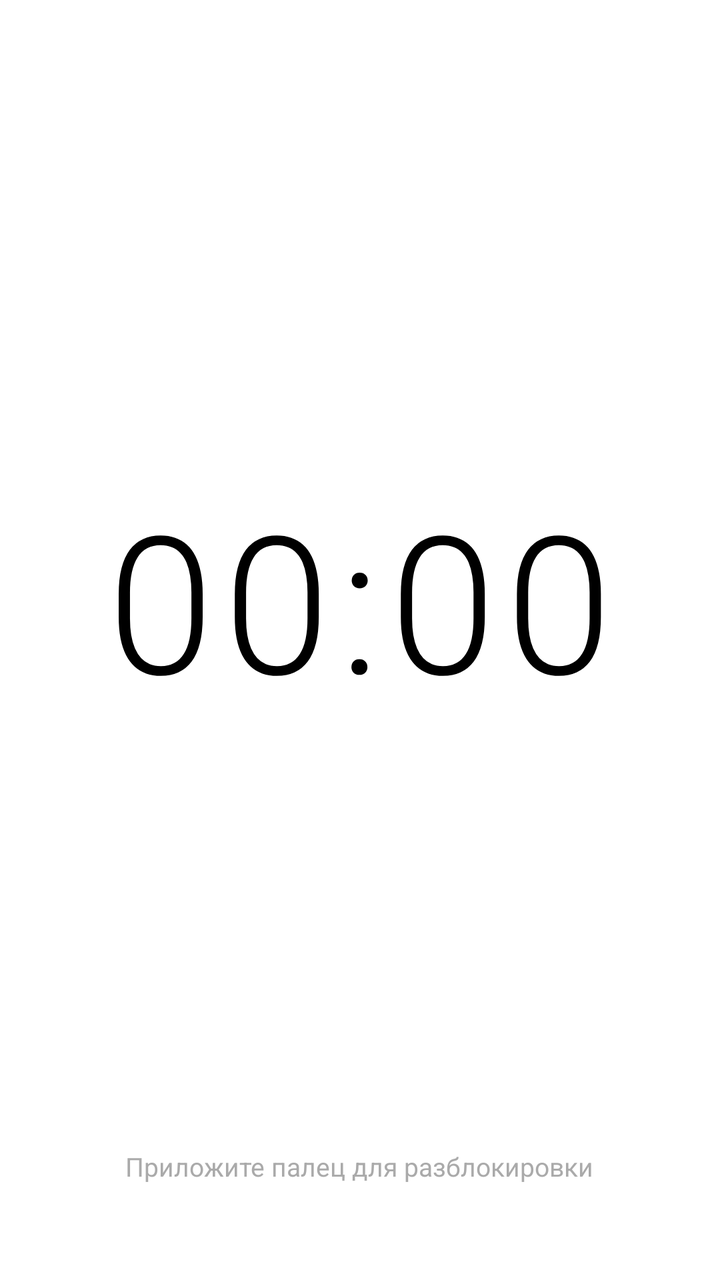
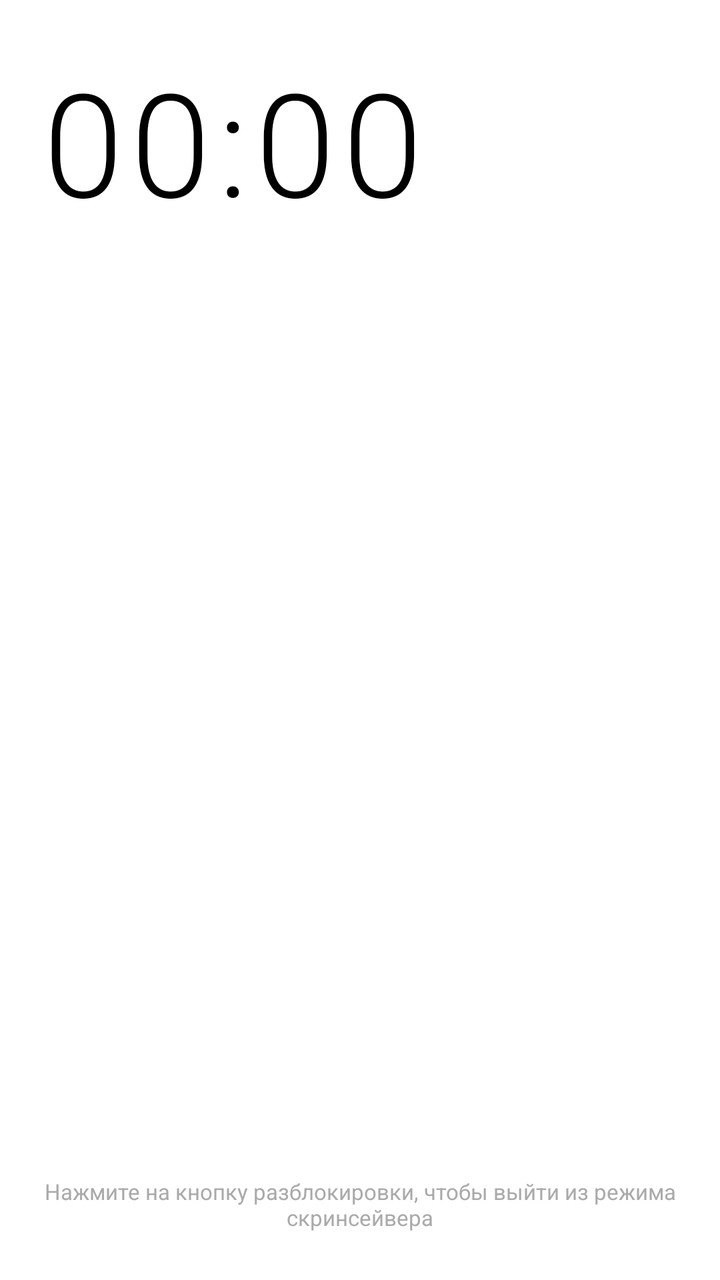

Before-and-after screenshots of an Android layout around one commit, followed by the original layout XML and the change that was made.
<!-- AndroidManifest.xml: activity theme Theme.LockScreen -->
<!-- res/layout/activity_lockscreen.xml -->
<?xml version="1.0" encoding="utf-8"?>
<FrameLayout xmlns:android="http://schemas.android.com/apk/res/android"
    android:id="@+id/touchInterceptor"
    android:layout_width="match_parent"
    android:layout_height="match_parent"
    android:background="#FFFFFF"
    android:clickable="true"
    android:focusable="true">

    
    <LinearLayout
        android:id="@+id/clockContainer"
        android:layout_width="wrap_content"
        android:layout_height="wrap_content"
        android:layout_gravity="center"
        android:gravity="center"
        android:orientation="vertical">

        <TextView
            android:id="@+id/clockText"
            android:layout_width="wrap_content"
            android:layout_height="wrap_content"
            android:text="00:00"
            android:textSize="96sp"
            android:textColor="#000000"
            android:fontFamily="sans-serif-light"
            android:letterSpacing="0.05"
            android:includeFontPadding="false" />

        <TextView
            android:id="@+id/dateText"
            android:layout_width="wrap_content"
            android:layout_height="wrap_content"
            android:text=""
            android:textSize="20sp"
            android:textColor="#333333"
            android:fontFamily="sans-serif"
            android:layout_marginTop="8dp"
            android:includeFontPadding="false" />

    </LinearLayout>

    
    <TextView
        android:layout_width="wrap_content"
        android:layout_height="wrap_content"
        android:layout_gravity="bottom|center_horizontal"
        android:layout_marginBottom="48dp"
        android:text="Приложите палец для разблокировки"
        android:textSize="13sp"
        android:textColor="#AAAAAA" />

</FrameLayout>
<!-- resources referenced by this layout -->
<resources>
  <style name="Theme.LockScreen" parent="Theme.Material3.Light.NoActionBar">
          <item name="android:windowFullscreen">true</item>
          <item name="android:windowBackground">@android:color/white</item>
          <item name="android:windowNoTitle">true</item>
          <item name="android:windowActionBar">false</item>
          <item name="android:windowAnimationStyle">@null</item>
          <item name="android:statusBarColor">#FFFFFF</item>
          <item name="android:navigationBarColor">#FFFFFF</item>
      </style>
</resources>

<!-- the commit's change to res/layout/activity_lockscreen.xml (unified diff, before → after) -->
@@ -7,21 +7,30 @@
     android:clickable="true"
     android:focusable="true">
 
-    
+    <ImageView
+        android:id="@+id/backgroundImage"
+        android:layout_width="match_parent"
+        android:layout_height="match_parent"
+        android:scaleType="centerCrop"
+        android:visibility="gone" />
+
     <LinearLayout
-        android:id="@+id/clockContainer"
-        android:layout_width="wrap_content"
-        android:layout_height="wrap_content"
-        android:layout_gravity="center"
-        android:gravity="center"
-        android:orientation="vertical">
-
+        android:id="@+id/mainContainer"
+        android:layout_width="match_parent"
+        android:layout_height="match_parent"
+        android:orientation="vertical"
+        android:paddingStart="20dp"
+        android:paddingEnd="20dp"
+        android:paddingTop="32dp"
+        android:paddingBottom="80dp">
+
+        
         <TextView
             android:id="@+id/clockText"
             android:layout_width="wrap_content"
             android:layout_height="wrap_content"
             android:text="00:00"
-            android:textSize="96sp"
+            android:textSize="72sp"
             android:textColor="#000000"
             android:fontFamily="sans-serif-light"
             android:letterSpacing="0.05"
@@ -32,22 +41,211 @@
             android:layout_width="wrap_content"
             android:layout_height="wrap_content"
             android:text=""
-            android:textSize="20sp"
+            android:textSize="16sp"
             android:textColor="#333333"
             android:fontFamily="sans-serif"
-            android:layout_marginTop="8dp"
+            android:layout_marginTop="4dp"
+            android:layout_marginBottom="16dp"
             android:includeFontPadding="false" />
+
+        
+        <LinearLayout
+            android:id="@+id/weatherSection"
+            android:layout_width="match_parent"
+            android:layout_height="wrap_content"
+            android:orientation="vertical"
+            android:layout_marginBottom="12dp"
+            android:visibility="gone">
+
+            <TextView
+                android:id="@+id/weatherCurrentText"
+                android:layout_width="wrap_content"
+                android:layout_height="wrap_content"
+                android:textSize="16sp"
+                android:textColor="#000000"
+                android:fontFamily="sans-serif" />
+
+            <TextView
+                android:id="@+id/weatherDayNightText"
+                android:layout_width="wrap_content"
+                android:layout_height="wrap_content"
+                android:textSize="13sp"
+                android:textColor="#333333"
+                android:fontFamily="sans-serif"
+                android:layout_marginTop="2dp" />
+
+            <TextView
+                android:id="@+id/weatherForecastText"
+                android:layout_width="wrap_content"
+                android:layout_height="wrap_content"
+                android:textSize="12sp"
+                android:textColor="#555555"
+                android:fontFamily="sans-serif"
+                android:layout_marginTop="2dp" />
+        </LinearLayout>
+
+        
+        <FrameLayout
+            android:id="@+id/newsSection"
+            android:layout_width="match_parent"
+            android:layout_height="wrap_content"
+            android:layout_marginBottom="12dp"
+            android:clipChildren="false"
+            android:clipToPadding="false"
+            android:background="@drawable/section_border"
+            android:padding="10dp"
+            android:visibility="gone">
+
+            <TextView
+                android:id="@+id/newsText"
+                android:layout_width="match_parent"
+                android:layout_height="wrap_content"
+                android:layout_marginTop="4dp"
+                android:textSize="13sp"
+                android:textColor="#000000"
+                android:fontFamily="sans-serif"
+                android:lineSpacingMultiplier="1.3" />
+
+            <TextView
+                android:id="@+id/newsLabel"
+                android:layout_width="wrap_content"
+                android:layout_height="wrap_content"
+                android:layout_gravity="top|end"
+                android:layout_marginTop="-16dp"
+                android:layout_marginEnd="2dp"
+                android:text="  Новости  "
+                android:textSize="10sp"
+                android:textColor="#888888"
+                android:fontFamily="sans-serif"
+                android:background="#FFFFFF" />
+        </FrameLayout>
+
+        
+        <FrameLayout
+            android:id="@+id/notesSection"
+            android:layout_width="match_parent"
+            android:layout_height="wrap_content"
+            android:layout_marginBottom="12dp"
+            android:clipChildren="false"
+            android:clipToPadding="false"
+            android:background="@drawable/section_border"
+            android:padding="10dp"
+            android:visibility="gone">
+
+            <TextView
+                android:id="@+id/notesText"
+                android:layout_width="match_parent"
+                android:layout_height="wrap_content"
+                android:layout_marginTop="4dp"
+                android:textSize="13sp"
+                android:textColor="#000000"
+                android:fontFamily="sans-serif"
+                android:lineSpacingMultiplier="1.3" />
+
+            <TextView
+                android:id="@+id/notesLabel"
+                android:layout_width="wrap_content"
+                android:layout_height="wrap_content"
+                android:layout_gravity="top|end"
+                android:layout_marginTop="-16dp"
+                android:layout_marginEnd="2dp"
+                android:text="  Заметки  "
+                android:textSize="10sp"
+                android:textColor="#888888"
+                android:fontFamily="sans-serif"
+                android:background="#FFFFFF" />
+        </FrameLayout>
+
+        
+        <FrameLayout
+            android:id="@+id/bookSection"
+            android:layout_width="match_parent"
+            android:layout_height="wrap_content"
+            android:layout_marginBottom="12dp"
+            android:clipChildren="false"
+            android:clipToPadding="false"
+            android:background="@drawable/section_border"
+            android:padding="10dp"
+            android:visibility="gone">
+
+            <LinearLayout
+                android:layout_width="match_parent"
+                android:layout_height="wrap_content"
+                android:orientation="horizontal"
+                android:layout_marginTop="4dp">
+
+                <ImageView
+                    android:id="@+id/bookCoverImage"
+                    android:layout_width="48dp"
+                    android:layout_height="72dp"
+                    android:scaleType="centerCrop"
+                    android:layout_marginEnd="12dp" />
+
+                <LinearLayout
+                    android:layout_width="0dp"
+                    android:layout_height="wrap_content"
+                    android:layout_weight="1"
+                    android:orientation="vertical">
+
+                    <TextView
+                        android:id="@+id/bookTitleText"
+                        android:layout_width="match_parent"
+                        android:layout_height="wrap_content"
+                        android:textSize="13sp"
+                        android:textColor="#000000"
+                        android:textStyle="bold"
+                        android:fontFamily="sans-serif"
+                        android:maxLines="2"
+                        android:ellipsize="end" />
+
+                    <TextView
+                        android:id="@+id/bookAuthorText"
+                        android:layout_width="match_parent"
+                        android:layout_height="wrap_content"
+                        android:textSize="12sp"
+                        android:textColor="#333333"
+                        android:fontFamily="sans-serif"
+                        android:layout_marginTop="2dp" />
+
+                    <TextView
+                        android:id="@+id/bookAnnotationText"
+                        android:layout_width="match_parent"
+                        android:layout_height="wrap_content"
+                        android:textSize="11sp"
+                        android:textColor="#555555"
+                        android:fontFamily="sans-serif"
+                        android:layout_marginTop="2dp"
+                        android:maxLines="3"
+                        android:ellipsize="end" />
+                </LinearLayout>
+            </LinearLayout>
+
+            <TextView
+                android:id="@+id/bookLabel"
+                android:layout_width="wrap_content"
+                android:layout_height="wrap_content"
+                android:layout_gravity="top|end"
+                android:layout_marginTop="-16dp"
+                android:layout_marginEnd="2dp"
+                android:text="  Книга  "
+                android:textSize="10sp"
+                android:textColor="#888888"
+                android:fontFamily="sans-serif"
+                android:background="#FFFFFF" />
+        </FrameLayout>
 
     </LinearLayout>
 
     
     <TextView
+        android:id="@+id/unlockHintText"
         android:layout_width="wrap_content"
         android:layout_height="wrap_content"
         android:layout_gravity="bottom|center_horizontal"
-        android:layout_marginBottom="48dp"
-        android:text="Приложите палец для разблокировки"
-        android:textSize="13sp"
-        android:textColor="#AAAAAA" />
+        android:layout_marginBottom="24dp"
+        android:text="Нажмите на кнопку разблокировки, чтобы выйти из режима скринсейвера"
+        android:textSize="11sp"
+        android:textColor="#AAAAAA"
+        android:gravity="center" />
 
 </FrameLayout>
<!-- resource entries referenced after the edit -->
@@ -1,5 +1,14 @@
 <!-- resources referenced by this layout -->
 <resources>
+  <!-- drawable section_border (drawable) -->
+  <?xml version="1.0" encoding="utf-8"?>
+  <shape xmlns:android="http://schemas.android.com/apk/res/android"
+      android:shape="rectangle">
+      <stroke
+          android:width="1dp"
+          android:color="#000000" />
+      <corners android:radius="4dp" />
+  </shape>
   <style name="Theme.LockScreen" parent="Theme.Material3.Light.NoActionBar">
           <item name="android:windowFullscreen">true</item>
           <item name="android:windowBackground">@android:color/white</item>
